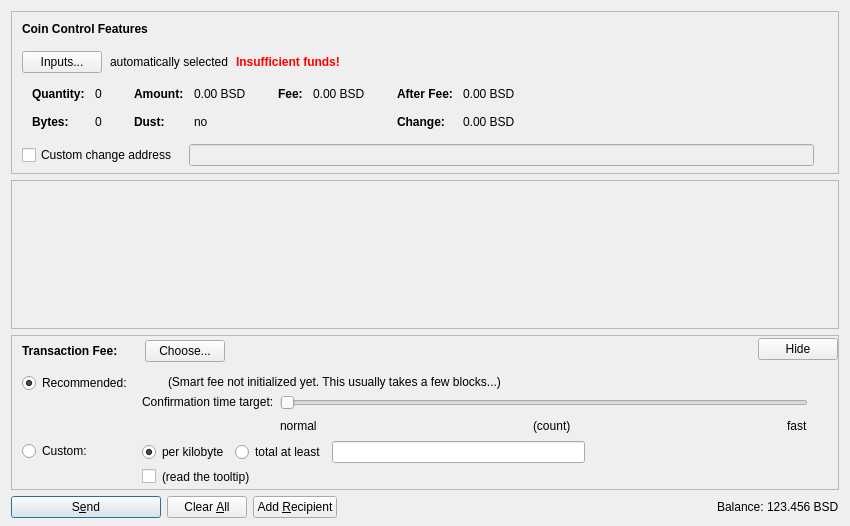
Above: src/qt/forms/sendcoinsdialog.ui from LIMXTEC/BitSend before the change. Below: the same form after it.
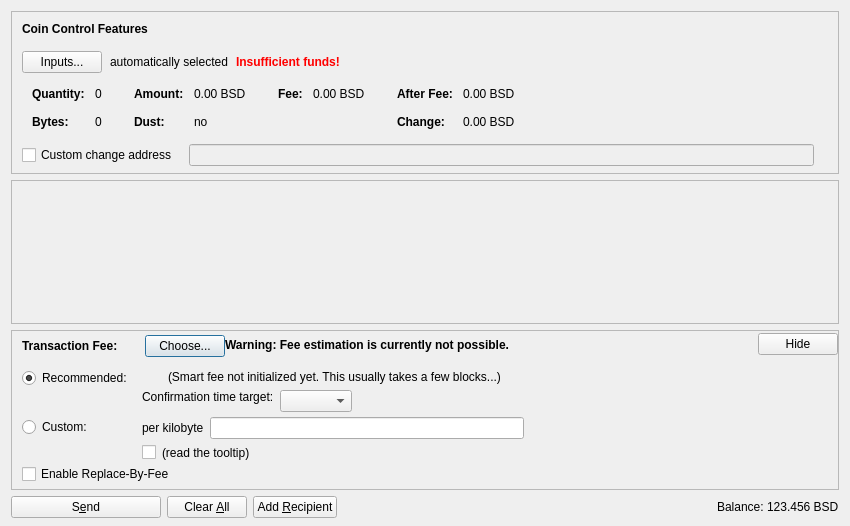
That is the form after the change. Icons and pictures are not drawn. Custom widgets are drawn as their Qt base class.

```diff
--- a/src/qt/forms/sendcoinsdialog.ui
+++ b/src/qt/forms/sendcoinsdialog.ui
@@ -759,11 +759,33 @@
             </item>
            </layout>
           </item>
+          <item>
+           <widget class="QLabel" name="fallbackFeeWarningLabel">
+            <property name="toolTip">
+             <string>Using the fallbackfee can result in sending a transaction that will take several hours or days (or never) to confirm. Consider choosing your fee manually or wait until you have validated the complete chain.</string>
+            </property>
+            <property name="font">
+            <font>
+                <weight>75</weight>
+                <bold>true</bold>
+            </font>
+            </property>
+            <property name="text">
+             <string>Warning: Fee estimation is currently not possible.</string>
+            </property>
+            <property name="wordWrap">
+             <bool>false</bool>
+            </property>
+           </widget>
+          </item>
           <item>
            <spacer name="horizontalSpacer_4">
             <property name="orientation">
              <enum>Qt::Horizontal</enum>
             </property>
+            <property name="sizeType">
+             <enum>QSizePolicy::MinimumExpanding</enum>
+            </property>
             <property name="sizeHint" stdset="0">
              <size>
               <width>40</width>
@@ -824,32 +846,13 @@
                <item>
                 <layout class="QHBoxLayout" name="horizontalLayoutFee13">
                  <item>
-                  <widget class="QRadioButton" name="radioCustomPerKilobyte">
+                  <widget class="QLabel" name="labelCustomPerKilobyte">
                    <property name="toolTip">
                     <string>If the custom fee is set to 1000 satoshis and the transaction is only 250 bytes, then &quot;per kilobyte&quot; only pays 250 satoshis in fee, while &quot;total at least&quot; pays 1000 satoshis. For transactions bigger than a kilobyte both pay by kilobyte.</string>
                    </property>
                    <property name="text">
                     <string>per kilobyte</string>
                    </property>
-                   <property name="checked">
-                    <bool>true</bool>
-                   </property>
-                   <attribute name="buttonGroup">
-                    <string notr="true">groupCustomFee</string>
-                   </attribute>
-                  </widget>
-                 </item>
-                 <item>
-                  <widget class="QRadioButton" name="radioCustomAtLeast">
-                   <property name="toolTip">
-                    <string>If the custom fee is set to 1000 satoshis and the transaction is only 250 bytes, then &quot;per kilobyte&quot; only pays 250 satoshis in fee, while &quot;total at least&quot; pays 1000 satoshis. For transactions bigger than a kilobyte both pay by kilobyte.</string>
-                   </property>
-                   <property name="text">
-                    <string>total at least</string>
-                   </property>
-                   <attribute name="buttonGroup">
-                    <string notr="true">groupCustomFee</string>
-                   </attribute>
                   </widget>
                  </item>
                  <item>
@@ -1059,44 +1062,15 @@
                     <number>30</number>
                    </property>
                    <item>
-                    <widget class="QSlider" name="sliderSmartFee">
-                     <property name="minimum">
+                    <layout class="QHBoxLayout" name="horizontalLayoutConfTarget">
+                     <property name="bottomMargin">
                       <number>0</number>
                      </property>
-                     <property name="maximum">
-                      <number>23</number>
-                     </property>
-                     <property name="pageStep">
-                      <number>1</number>
-                     </property>
-                     <property name="value">
-                      <number>0</number>
-                     </property>
-                     <property name="orientation">
-                      <enum>Qt::Horizontal</enum>
-                     </property>
-                     <property name="invertedAppearance">
-                      <bool>false</bool>
-                     </property>
-                     <property name="invertedControls">
-                      <bool>false</bool>
-                     </property>
-                     <property name="tickPosition">
-                      <enum>QSlider::NoTicks</enum>
-                     </property>
-                    </widget>
-                   </item>
-                   <item>
-                    <layout class="QHBoxLayout" name="horizontalLayoutFee10">
                      <item>
-                      <widget class="QLabel" name="labelSmartFeeNormal">
-                       <property name="text">
-                        <string>normal</string>
-                       </property>
-                      </widget>
+                      <widget class="QComboBox" name="confTargetSelector"/>
                      </item>
                      <item>
-                      <spacer name="horizontalSpacer_7">
+                      <spacer name="horizontalSpacerConfTarget">
                        <property name="orientation">
                         <enum>Qt::Horizontal</enum>
                        </property>
@@ -1108,33 +1082,6 @@
                        </property>
                       </spacer>
                      </item>
-                     <item>
-                      <widget class="QLabel" name="confirmationTargetLabel">
-                       <property name="text">
-                        <string notr="true">(count)</string>
-                       </property>
-                      </widget>
-                     </item>
-                     <item>
-                      <spacer name="horizontalSpacer_3">
-                       <property name="orientation">
-                        <enum>Qt::Horizontal</enum>
-                       </property>
-                       <property name="sizeHint" stdset="0">
-                        <size>
-                         <width>40</width>
-                         <height>20</height>
-                        </size>
-                       </property>
-                      </spacer>
-                     </item>
-                     <item>
-                      <widget class="QLabel" name="labelSmartFeeFast">
-                       <property name="text">
-                        <string>fast</string>
-                       </property>
-                      </widget>
-                     </item>
                     </layout>
                    </item>
                   </layout>
@@ -1158,6 +1105,16 @@
              </item>
             </layout>
            </item>
+           <item>
+            <widget class="QCheckBox" name="optInRBF">
+             <property name="text">
+              <string>Enable Replace-By-Fee</string>
+             </property>
+             <property name="toolTip">
+              <string>With Replace-By-Fee (BIP-125) you can increase a transaction's fee after it is sent. Without this, a higher fee may be recommended to compensate for increased transaction delay risk.</string>
+             </property>
+            </widget>
+           </item>
           </layout>
          </widget>
         </item>
@@ -1168,8 +1125,8 @@
           </property>
           <property name="sizeHint" stdset="0">
            <size>
-            <width>800</width>
-            <height>1</height>
+            <width>40</width>
+            <height>5</height>
            </size>
           </property>
          </spacer>
@@ -1203,7 +1160,7 @@
         <bool>false</bool>
        </property>
        <property name="default">
-        <bool>true</bool>
+        <bool>false</bool>
        </property>
       </widget>
      </item>
```
Left out of the diff: 5 changed lines with no effect on the pictures.
